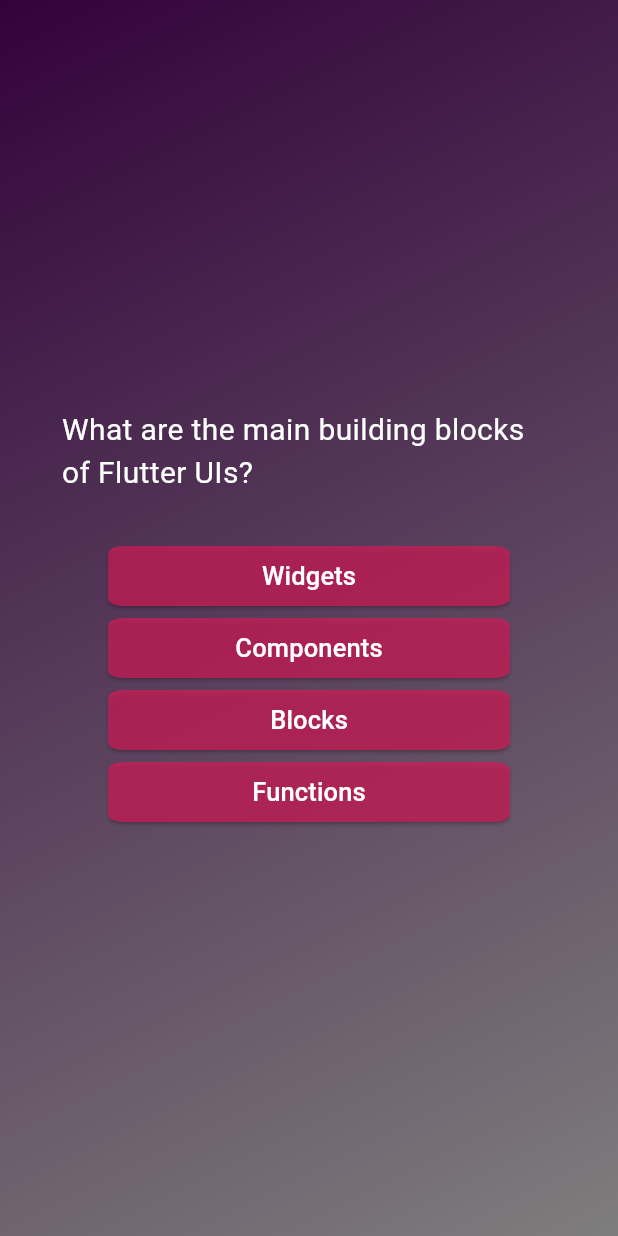
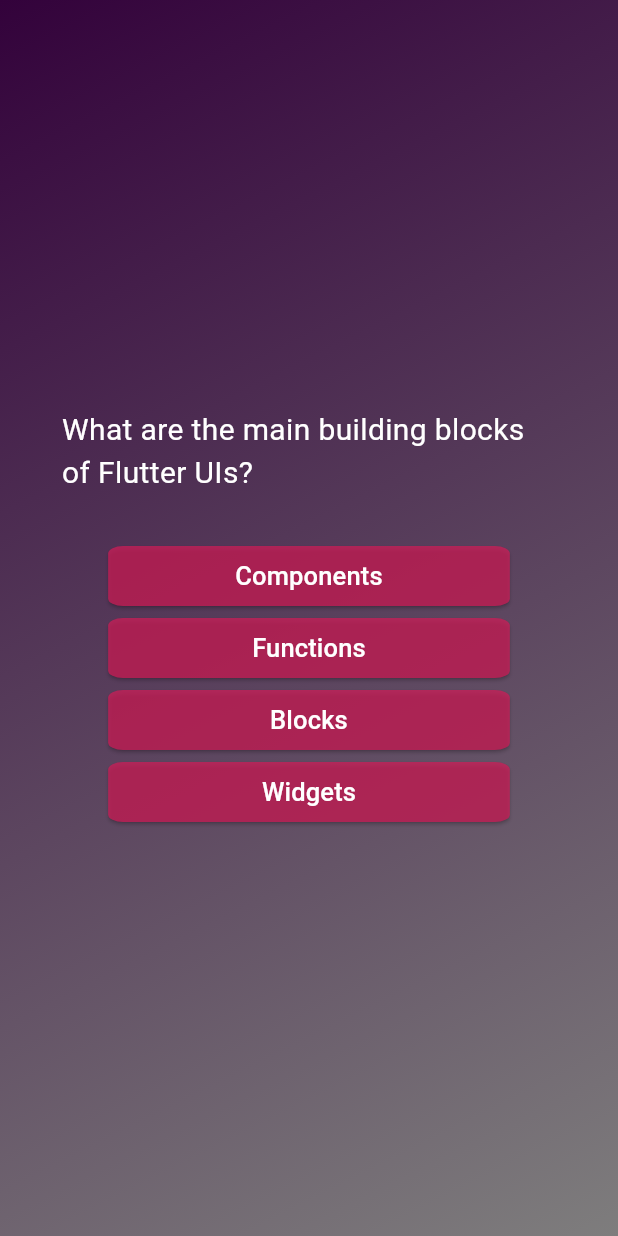
Before and after one commit to S-at-yam/Quiz-App, a Flutter app: the screen it shows after launch, after a tap on "Start Quiz", on a phone screen of 412 x 824 dp. Run offline on Flutter 3.47's test engine with Material 3 defaults, Android fonts, the phone set to English and light mode, and no system bars.

Commit message:
added onTap function of AnswerButton

```diff
--- a/lib/answer_button.dart
+++ b/lib/answer_button.dart
@@ -21,7 +21,11 @@ class AnswerButton extends StatelessWidget {
           padding: EdgeInsets.symmetric(vertical: 5, horizontal: 10),
         ),
 
-        child: Text(text, style: TextStyle(fontSize: 17)),
+        child: Text(
+          text,
+          style: TextStyle(fontSize: 17),
+          textAlign: TextAlign.center,
+        ),
       ),
     );
   }
--- a/lib/models/quiz_questions.dart
+++ b/lib/models/quiz_questions.dart
@@ -3,4 +3,10 @@ class QuizQuestion {
 
   final String text;
   final List<String> answers;
+
+  List<String> getShuffledList() {
+    final List<String> shuffledList = List.of(answers);
+    shuffledList.shuffle();
+    return shuffledList;
+  }
 }
--- a/lib/question_page.dart
+++ b/lib/question_page.dart
@@ -12,9 +12,17 @@ class QuestionPage extends StatefulWidget {
 }
 
 class _QuestionPageState extends State<QuestionPage> {
+  var curQuesIndex = 0;
+  void nextQues() {
+    setState(() {
+      curQuesIndex++;
+    });
+  }
+
   @override
   Widget build(context) {
-    final QuizQuestion curQues = questions[0];
+    final QuizQuestion curQues = questions[curQuesIndex];
+    List<String> options = curQues.getShuffledList();
     return Center(
       child: Column(
         mainAxisAlignment: MainAxisAlignment.center,
@@ -27,8 +35,8 @@ class _QuestionPageState extends State<QuestionPage> {
             ),
           ),
           const SizedBox(height: 30),
-          ...curQues.answers.map((item) {
-            return AnswerButton(item, () {});
+          ...options.map((item) {
+            return AnswerButton(item, nextQues);
           }),
         ],
       ),
```
